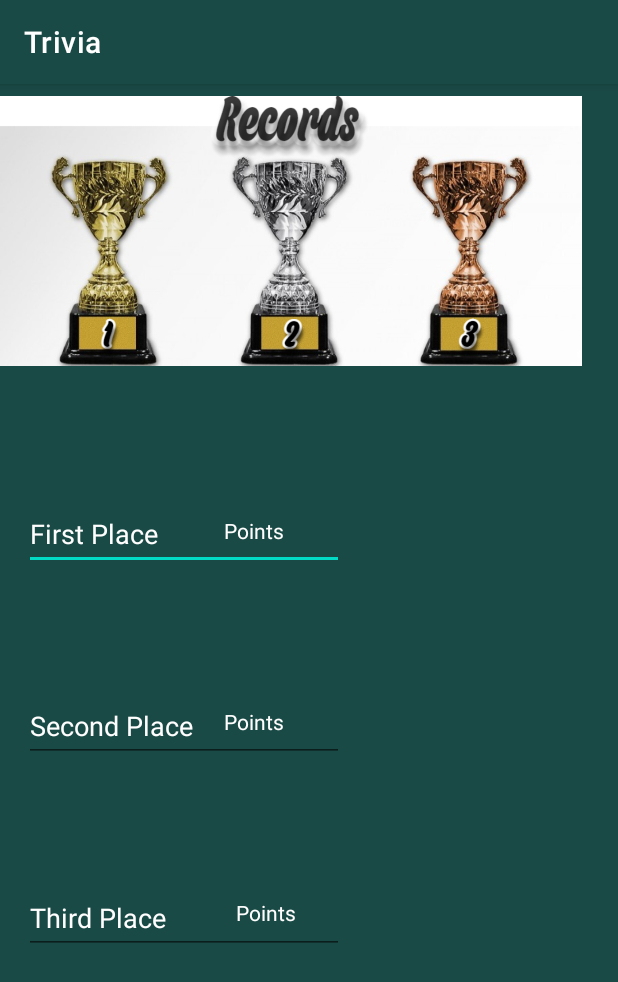
After one commit to DanielAshorov/Android-Project, an Android app: the RecordsEnglishActivity screen opened directly, with no data from a screen before it, on a phone screen of 412 x 824 dp. The commit adds this screen. Shown: the top 982 px of the screen. Run offline under Robolectric (Android 15) with nearby library versions, the light colour scheme and no system bars; Roboto replaces fonts that are not available here.

Commit message:
added records screens hebrew and english

```diff
--- /dev/null
+++ b/app/src/main/java/com/example/trivia/RecordsEnglishActivity.java
@@ -0,0 +1,14 @@
+package com.example.trivia;
+
+import androidx.appcompat.app.AppCompatActivity;
+
+import android.os.Bundle;
+
+public class RecordsEnglishActivity extends AppCompatActivity {
+
+    @Override
+    protected void onCreate(Bundle savedInstanceState) {
+        super.onCreate(savedInstanceState);
+        setContentView(R.layout.activity_records_english);
+    }
+}
--- /dev/null
+++ b/app/src/main/res/layout/activity_records_english.xml
@@ -0,0 +1,101 @@
+<?xml version="1.0" encoding="utf-8"?>
+<androidx.constraintlayout.widget.ConstraintLayout xmlns:android="http://schemas.android.com/apk/res/android"
+    xmlns:app="http://schemas.android.com/apk/res-auto"
+    xmlns:tools="http://schemas.android.com/tools"
+    android:layout_width="match_parent"
+    android:layout_height="match_parent"
+    android:background="#1A4A46"
+    tools:context=".RecordsEnglishActivity">
+
+
+    <ImageView
+        android:id="@+id/imageView"
+        android:layout_width="388dp"
+        android:layout_height="196dp"
+        app:srcCompat="@drawable/records_english"
+        tools:ignore="MissingConstraints"
+        tools:layout_editor_absoluteX="11dp"
+        tools:layout_editor_absoluteY="16dp" />
+
+    <TextView
+        android:id="@+id/textView4"
+        android:layout_width="wrap_content"
+        android:layout_height="wrap_content"
+        android:layout_marginTop="92dp"
+        android:text="@string/User_Points_English_1st_place"
+        android:textColor="@color/white"
+        app:layout_constraintEnd_toEndOf="parent"
+        app:layout_constraintHorizontal_bias="0.401"
+        app:layout_constraintStart_toStartOf="parent"
+        app:layout_constraintTop_toBottomOf="@+id/imageView" />
+
+    <TextView
+        android:id="@+id/textView5"
+        android:layout_width="wrap_content"
+        android:layout_height="wrap_content"
+        android:layout_marginTop="108dp"
+        android:text="@string/User_Points_English_2nd_place"
+        android:textColor="@color/white"
+        app:layout_constraintEnd_toEndOf="parent"
+        app:layout_constraintHorizontal_bias="0.401"
+        app:layout_constraintStart_toStartOf="parent"
+        app:layout_constraintTop_toBottomOf="@+id/textView4" />
+
+    <TextView
+        android:id="@+id/textView6"
+        android:layout_width="wrap_content"
+        android:layout_height="wrap_content"
+        android:layout_marginTop="108dp"
+        android:text="@string/User_Points_English_3rd_place"
+        android:textColor="@color/white"
+        app:layout_constraintEnd_toEndOf="parent"
+        app:layout_constraintHorizontal_bias="0.423"
+        app:layout_constraintStart_toStartOf="parent"
+        app:layout_constraintTop_toBottomOf="@+id/textView5" />
+
+    <EditText
+        android:id="@+id/editTextTextPersonName"
+        android:layout_width="wrap_content"
+        android:layout_height="wrap_content"
+        android:layout_marginTop="80dp"
+        android:ems="10"
+        android:inputType="textPersonName"
+        android:minHeight="48dp"
+        android:text="First Place"
+        android:textColor="@color/white"
+        app:layout_constraintEnd_toEndOf="parent"
+        app:layout_constraintHorizontal_bias="0.079"
+        app:layout_constraintStart_toStartOf="parent"
+        app:layout_constraintTop_toBottomOf="@+id/imageView" />
+
+    <EditText
+        android:id="@+id/editTextTextPersonName2"
+        android:layout_width="wrap_content"
+        android:layout_height="wrap_content"
+        android:layout_marginTop="80dp"
+        android:ems="10"
+        android:inputType="textPersonName"
+        android:minHeight="48dp"
+        android:text="Second Place"
+        android:textColor="@color/white"
+        app:layout_constraintEnd_toEndOf="parent"
+        app:layout_constraintHorizontal_bias="0.079"
+        app:layout_constraintStart_toStartOf="parent"
+        app:layout_constraintTop_toBottomOf="@+id/editTextTextPersonName" />
+
+    <EditText
+        android:id="@+id/editTextTextPersonName3"
+        android:layout_width="wrap_content"
+        android:layout_height="wrap_content"
+        android:layout_marginTop="80dp"
+        android:ems="10"
+        android:inputType="textPersonName"
+        android:minHeight="48dp"
+        android:text="Third Place"
+        android:textColor="@color/white"
+        app:layout_constraintEnd_toEndOf="parent"
+        app:layout_constraintHorizontal_bias="0.079"
+        app:layout_constraintStart_toStartOf="parent"
+        app:layout_constraintTop_toBottomOf="@+id/editTextTextPersonName2" />
+
+</androidx.constraintlayout.widget.ConstraintLayout>
```
Also changed, not shown: app/src/main/AndroidManifest.xml (+10 -0 lines), app/src/main/java/com/example/trivia/RecordsActivity.java (added, +14 -0 lines), app/src/main/res/layout/activity_records.xml (added, +99 -0 lines), app/src/main/res/layout/activity_trivia_english.xml (+5 -5 lines), app/src/main/res/values/strings.xml (+9 -11 lines), app/src/main/res/drawable/records_english.jpg (added), app/src/main/res/drawable/records_hebrew.jpg (added).
